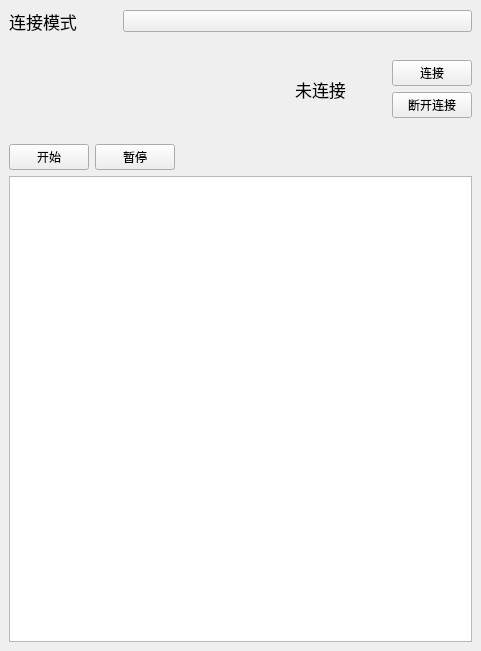
ACGN-Alliance/BlueArchive-Starter, file UI/newui.ui: the form before one commit.
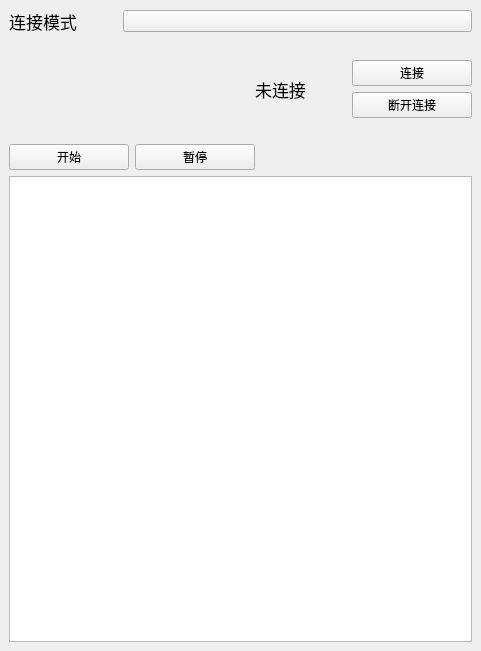
The form after the commit. Custom widgets are drawn as their Qt base class.

```diff
--- a/UI/newui.ui
+++ b/UI/newui.ui
@@ -199,11 +199,17 @@
         <item>
          <widget class="PushButton" name="ConnectBtn">
           <property name="sizePolicy">
-           <sizepolicy hsizetype="Fixed" vsizetype="Maximum">
+           <sizepolicy hsizetype="Minimum" vsizetype="Maximum">
             <horstretch>0</horstretch>
             <verstretch>0</verstretch>
            </sizepolicy>
           </property>
+          <property name="minimumSize">
+           <size>
+            <width>120</width>
+            <height>0</height>
+           </size>
+          </property>
           <property name="text">
            <string>连接</string>
           </property>
@@ -212,11 +218,17 @@
         <item>
          <widget class="PushButton" name="DisConnectBtn">
           <property name="sizePolicy">
-           <sizepolicy hsizetype="Fixed" vsizetype="Maximum">
+           <sizepolicy hsizetype="Minimum" vsizetype="Maximum">
             <horstretch>0</horstretch>
             <verstretch>0</verstretch>
            </sizepolicy>
           </property>
+          <property name="minimumSize">
+           <size>
+            <width>120</width>
+            <height>0</height>
+           </size>
+          </property>
           <property name="text">
            <string>断开连接</string>
           </property>
@@ -247,11 +259,17 @@
       <item>
        <widget class="PushButton" name="StartBtn">
         <property name="sizePolicy">
-         <sizepolicy hsizetype="Minimum" vsizetype="Maximum">
+         <sizepolicy hsizetype="Fixed" vsizetype="Maximum">
           <horstretch>0</horstretch>
           <verstretch>0</verstretch>
          </sizepolicy>
         </property>
+        <property name="minimumSize">
+         <size>
+          <width>120</width>
+          <height>0</height>
+         </size>
+        </property>
         <property name="text">
          <string>开始</string>
         </property>
@@ -260,11 +278,17 @@
       <item>
        <widget class="PushButton" name="PauseBtn">
         <property name="sizePolicy">
-         <sizepolicy hsizetype="Minimum" vsizetype="Maximum">
+         <sizepolicy hsizetype="Fixed" vsizetype="Maximum">
           <horstretch>0</horstretch>
           <verstretch>0</verstretch>
          </sizepolicy>
         </property>
+        <property name="minimumSize">
+         <size>
+          <width>120</width>
+          <height>20</height>
+         </size>
+        </property>
         <property name="text">
          <string>暂停</string>
         </property>
```
